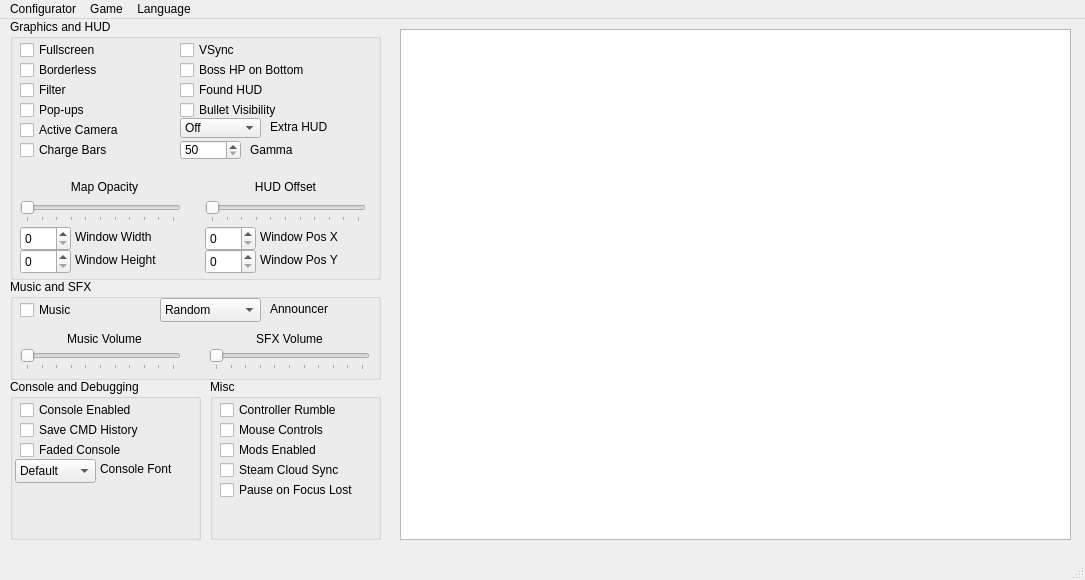
Before: the Qt Designer form mainwindow.ui in BrakeDude/IsaacConfigurator, drawn with Qt 5.
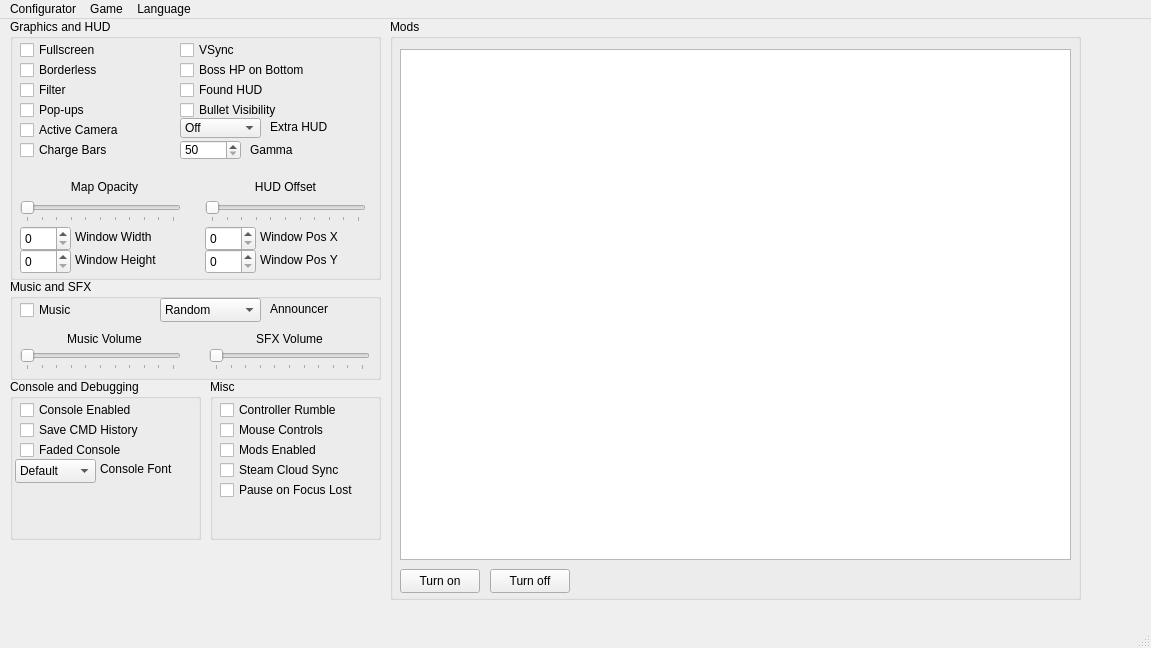
After: the same form once the commit is applied. Icons and pictures are not drawn.

Commit message: (De)Activate all mods buttons

Diff of the .ui file:
```diff
--- a/mainwindow.ui
+++ b/mainwindow.ui
@@ -6,8 +6,8 @@
    <rect>
     <x>0</x>
     <y>0</y>
-    <width>1085</width>
-    <height>580</height>
+    <width>1151</width>
+    <height>648</height>
    </rect>
   </property>
   <property name="minimumSize">
@@ -767,16 +767,6 @@
      </item>
     </widget>
    </widget>
-   <widget class="QTableWidget" name="tableMods">
-    <property name="geometry">
-     <rect>
-      <x>400</x>
-      <y>10</y>
-      <width>671</width>
-      <height>511</height>
-     </rect>
-    </property>
-   </widget>
    <widget class="QGroupBox" name="groupBox_Misc">
     <property name="geometry">
      <rect>
@@ -855,13 +845,62 @@
      </property>
     </widget>
    </widget>
+   <widget class="QGroupBox" name="groupModsBox">
+    <property name="geometry">
+     <rect>
+      <x>390</x>
+      <y>0</y>
+      <width>691</width>
+      <height>581</height>
+     </rect>
+    </property>
+    <property name="title">
+     <string>Mods</string>
+    </property>
+    <widget class="QPushButton" name="deactivateButton">
+     <property name="geometry">
+      <rect>
+       <x>100</x>
+       <y>550</y>
+       <width>80</width>
+       <height>24</height>
+      </rect>
+     </property>
+     <property name="text">
+      <string>Turn off</string>
+     </property>
+    </widget>
+    <widget class="QPushButton" name="activateButton">
+     <property name="geometry">
+      <rect>
+       <x>10</x>
+       <y>550</y>
+       <width>80</width>
+       <height>24</height>
+      </rect>
+     </property>
+     <property name="text">
+      <string>Turn on</string>
+     </property>
+    </widget>
+    <widget class="QTableWidget" name="tableMods">
+     <property name="geometry">
+      <rect>
+       <x>10</x>
+       <y>30</y>
+       <width>671</width>
+       <height>511</height>
+      </rect>
+     </property>
+    </widget>
+   </widget>
   </widget>
   <widget class="QMenuBar" name="menubar">
    <property name="geometry">
     <rect>
      <x>0</x>
      <y>0</y>
-     <width>1085</width>
+     <width>1151</width>
      <height>21</height>
     </rect>
    </property>
```
Left out of the diff: 6 changed lines with no effect on the pictures. The commit also changes 4 other files.
